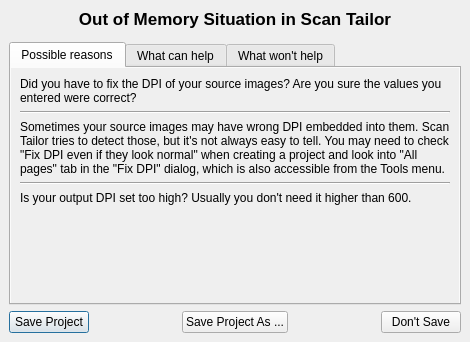
Qt form ui/OutOfMemoryDialog.ui (ImageProcessing-ElectronicPublications/scantailor-deviant) before a commit.
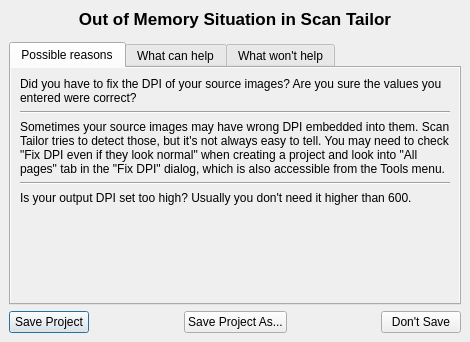
The same form after that commit.

Patch:
```diff
--- a/ui/OutOfMemoryDialog.ui
+++ b/ui/OutOfMemoryDialog.ui
@@ -381,7 +381,7 @@
          <item>
           <widget class="QPushButton" name="saveProjectAsBtn">
            <property name="text">
-            <string>Save Project As ...</string>
+            <string>Save Project As...</string>
            </property>
           </widget>
          </item>
```
Left out of the diff: 56 changed lines with no effect on the pictures.
